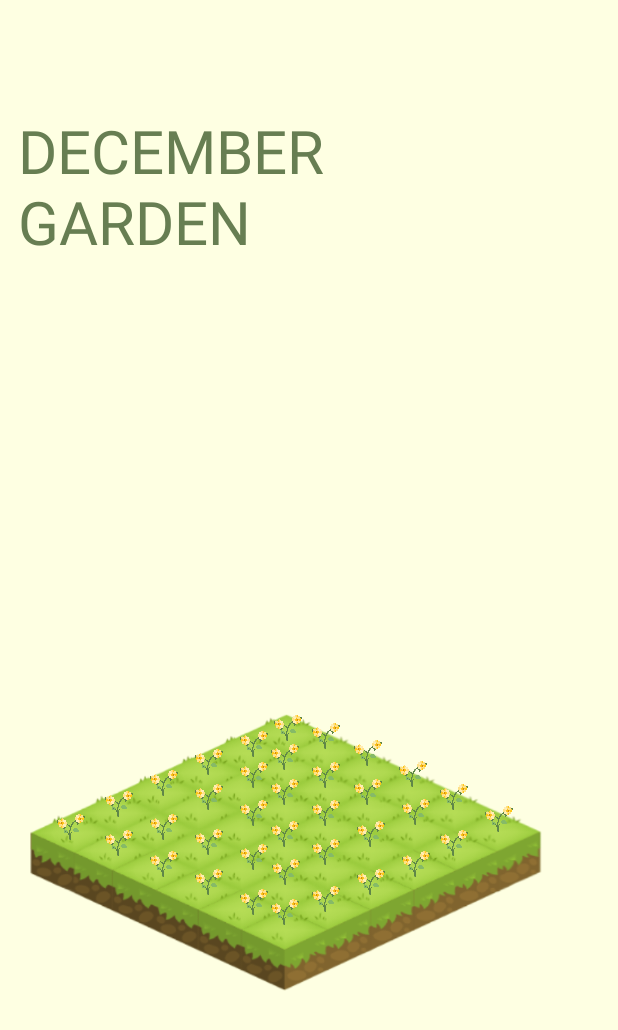
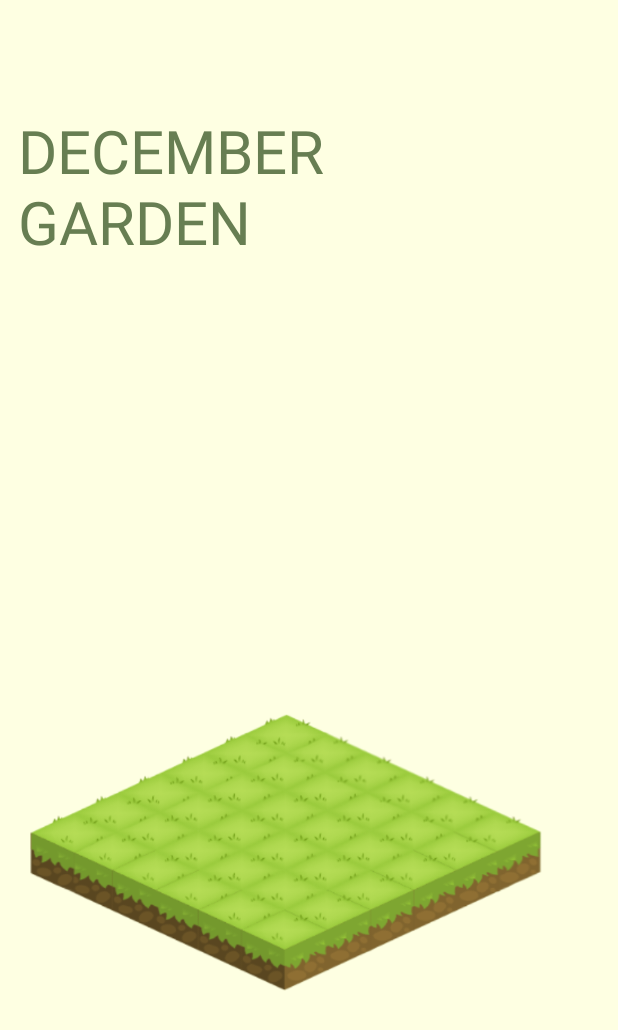
Before and after one commit to davidshi1997/Grow, an Android app: the GardenActivity screen opened directly, with no data from a screen before it, on a phone screen of 412 x 824 dp. Shown: the top 1030 px of the screen. Run offline under Robolectric (Android 15) with nearby library versions, the phone set to English and light mode, and no system bars; Roboto replaces fonts that are not available here.

Commit message:
Fixed spacing, changed images to blank

```diff
--- a/app/src/main/res/layout/activity_garden.xml
+++ b/app/src/main/res/layout/activity_garden.xml
@@ -47,24 +47,24 @@
             android:layout_alignTop="@+id/v_seed"
             android:layout_marginStart="25dp"
             android:layout_marginTop="75dp"
-            app:srcCompat="@drawable/ic_phase5" />
+            app:srcCompat="@drawable/ic_blank" />
 
         <ImageView
             android:id="@+id/space2"
             android:layout_width="20dp"
             android:layout_height="20dp"
             android:layout_above="@+id/space21"
-            android:layout_alignStart="@+id/space14"
-            app:srcCompat="@drawable/ic_phase5" />
+            android:layout_alignStart="@+id/space7"
+            app:srcCompat="@drawable/ic_blank" />
 
         <ImageView
-            android:id="@+id/space14"
+            android:id="@+id/space7"
             android:layout_width="20dp"
             android:layout_height="20dp"
             android:layout_below="@+id/space15"
             android:layout_marginStart="12dp"
             android:layout_toEndOf="@+id/space1"
-            app:srcCompat="@drawable/ic_phase5" />
+            app:srcCompat="@drawable/ic_blank" />
 
         <ImageView
             android:id="@+id/space3"
@@ -74,7 +74,7 @@
             android:layout_marginBottom="14dp"
             android:layout_marginStart="10dp"
             android:layout_toEndOf="@+id/space2"
-            app:srcCompat="@drawable/ic_phase5" />
+            app:srcCompat="@drawable/ic_blank" />
 
         <ImageView
             android:id="@+id/space8"
@@ -82,7 +82,7 @@
             android:layout_height="20dp"
             android:layout_alignStart="@+id/space3"
             android:layout_alignTop="@+id/space1"
-            app:srcCompat="@drawable/ic_phase5" />
+            app:srcCompat="@drawable/ic_blank" />
 
         <ImageView
             android:id="@+id/space4"
@@ -92,7 +92,7 @@
             android:layout_marginBottom="14dp"
             android:layout_marginStart="10dp"
             android:layout_toEndOf="@+id/space3"
-            app:srcCompat="@drawable/ic_phase5" />
+            app:srcCompat="@drawable/ic_blank" />
 
         <ImageView
             android:id="@+id/space5"
@@ -102,7 +102,7 @@
             android:layout_marginBottom="12dp"
             android:layout_marginStart="10dp"
             android:layout_toEndOf="@+id/space4"
-            app:srcCompat="@drawable/ic_phase5" />
+            app:srcCompat="@drawable/ic_blank" />
 
         <ImageView
             android:id="@+id/space6"
@@ -111,24 +111,24 @@
             android:layout_above="@+id/space5"
             android:layout_centerHorizontal="true"
             android:layout_marginBottom="-9dp"
-            app:srcCompat="@drawable/ic_phase5" />
+            app:srcCompat="@drawable/ic_blank" />
 
 
         <ImageView
             android:id="@+id/space9"
             android:layout_width="20dp"
             android:layout_height="20dp"
+            android:layout_above="@+id/space21"
             android:layout_alignStart="@+id/space4"
-            android:layout_alignTop="@+id/space30"
-            app:srcCompat="@drawable/ic_phase5" />
+            app:srcCompat="@drawable/ic_blank" />
 
         <ImageView
-            android:id="@+id/space37"
+            android:id="@+id/space14"
             android:layout_width="20dp"
             android:layout_height="20dp"
             android:layout_alignStart="@+id/space19"
-            android:layout_below="@+id/space29"
-            app:srcCompat="@drawable/ic_phase5" />
+            android:layout_below="@+id/space15"
+            app:srcCompat="@drawable/ic_blank" />
 
         <ImageView
             android:id="@+id/space10"
@@ -136,7 +136,7 @@
             android:layout_height="20dp"
             android:layout_alignStart="@+id/space5"
             android:layout_alignTop="@+id/space17"
-            app:srcCompat="@drawable/ic_phase5" />
+            app:srcCompat="@drawable/ic_blank" />
 
 
         <ImageView
@@ -147,7 +147,7 @@
             android:layout_alignTop="@+id/space4"
             android:layout_marginStart="-2dp"
             android:layout_marginTop="-3dp"
-            app:srcCompat="@drawable/ic_phase5" />
+            app:srcCompat="@drawable/ic_blank" />
 
 
         <ImageView
@@ -158,7 +158,7 @@
             android:layout_marginStart="5dp"
             android:layout_marginTop="-5dp"
             android:layout_toEndOf="@+id/space6"
-            app:srcCompat="@drawable/ic_phase5" />
+            app:srcCompat="@drawable/ic_blank" />
 
 
         <ImageView
@@ -167,15 +167,15 @@
             android:layout_height="20dp"
             android:layout_alignStart="@+id/space8"
             android:layout_below="@+id/space21"
-            app:srcCompat="@drawable/ic_phase5" />
+            app:srcCompat="@drawable/ic_blank" />
 
         <ImageView
             android:id="@+id/space15"
             android:layout_width="20dp"
             android:layout_height="20dp"
-            android:layout_alignStart="@+id/space5"
-            android:layout_alignTop="@+id/space22"
-            app:srcCompat="@drawable/ic_phase5" />
+            android:layout_alignStart="@+id/space10"
+            android:layout_below="@+id/space4"
+            app:srcCompat="@drawable/ic_blank" />
 
         <ImageView
             android:id="@+id/space16"
@@ -183,7 +183,7 @@
             android:layout_height="20dp"
             android:layout_alignStart="@+id/space11"
             android:layout_below="@+id/space5"
-            app:srcCompat="@drawable/ic_phase5" />
+            app:srcCompat="@drawable/ic_blank" />
 
         <ImageView
             android:id="@+id/space17"
@@ -192,7 +192,7 @@
             android:layout_above="@+id/space15"
             android:layout_alignStart="@+id/space12"
             android:layout_marginBottom="5dp"
-            app:srcCompat="@drawable/ic_phase5" />
+            app:srcCompat="@drawable/ic_blank" />
 
         <ImageView
             android:id="@+id/space18"
@@ -200,7 +200,7 @@
             android:layout_height="20dp"
             android:layout_above="@+id/space3"
             android:layout_alignStart="@+id/space23"
-            app:srcCompat="@drawable/ic_phase5" />
+            app:srcCompat="@drawable/ic_blank" />
 
         <ImageView
             android:id="@+id/space19"
@@ -208,7 +208,7 @@
             android:layout_height="20dp"
             android:layout_alignStart="@+id/space4"
             android:layout_alignTop="@+id/space33"
-            app:srcCompat="@drawable/ic_phase5" />
+            app:srcCompat="@drawable/ic_blank" />
 
         <ImageView
             android:id="@+id/space20"
@@ -216,7 +216,7 @@
             android:layout_height="20dp"
             android:layout_alignStart="@+id/space15"
             android:layout_below="@+id/space1"
-            app:srcCompat="@drawable/ic_phase5" />
+            app:srcCompat="@drawable/ic_blank" />
 
         <ImageView
             android:id="@+id/space21"
@@ -224,7 +224,7 @@
             android:layout_height="20dp"
             android:layout_alignStart="@+id/space16"
             android:layout_alignTop="@+id/space28"
-            app:srcCompat="@drawable/ic_phase5" />
+            app:srcCompat="@drawable/ic_blank" />
 
         <ImageView
             android:id="@+id/space22"
@@ -232,7 +232,7 @@
             android:layout_height="20dp"
             android:layout_alignStart="@+id/space17"
             android:layout_below="@+id/space4"
-            app:srcCompat="@drawable/ic_phase5" />
+            app:srcCompat="@drawable/ic_blank" />
 
         <ImageView
             android:id="@+id/space23"
@@ -241,7 +241,7 @@
             android:layout_alignStart="@+id/space11"
             android:layout_below="@+id/space5"
             android:layout_marginStart="55dp"
-            app:srcCompat="@drawable/ic_phase5" />
+            app:srcCompat="@drawable/ic_blank" />
 
         <ImageView
             android:id="@+id/space24"
@@ -251,7 +251,7 @@
             android:layout_below="@+id/space5"
             android:layout_marginStart="85dp"
             android:layout_marginTop="-12dp"
-            app:srcCompat="@drawable/ic_phase5" />
+            app:srcCompat="@drawable/ic_blank" />
 
         <ImageView
             android:id="@+id/space25"
@@ -259,7 +259,7 @@
             android:layout_height="20dp"
             android:layout_alignStart="@+id/space20"
             android:layout_below="@+id/space26"
-            app:srcCompat="@drawable/ic_phase5" />
+            app:srcCompat="@drawable/ic_blank" />
 
 
         <ImageView
@@ -270,7 +270,7 @@
             android:layout_marginStart="123dp"
             android:layout_marginTop="10dp"
             android:layout_toEndOf="@+id/space1"
-            app:srcCompat="@drawable/ic_phase5" />
+            app:srcCompat="@drawable/ic_blank" />
 
 
         <ImageView
@@ -281,7 +281,7 @@
             android:layout_marginStart="150dp"
             android:layout_marginTop="-3dp"
             android:layout_toEndOf="@+id/space1"
-            app:srcCompat="@drawable/ic_phase5" />
+            app:srcCompat="@drawable/ic_blank" />
 
 
         <ImageView
@@ -292,18 +292,16 @@
             android:layout_marginStart="180dp"
             android:layout_marginTop="-15dp"
             android:layout_toEndOf="@+id/space1"
-            app:srcCompat="@drawable/ic_phase5" />
+            app:srcCompat="@drawable/ic_blank" />
 
 
         <ImageView
             android:id="@+id/space29"
             android:layout_width="20dp"
             android:layout_height="20dp"
-            android:layout_below="@+id/space1"
-            android:layout_marginStart="210dp"
-            android:layout_marginTop="-30dp"
-            android:layout_toEndOf="@+id/space1"
-            app:srcCompat="@drawable/ic_phase5" />
+            android:layout_alignStart="@+id/space24"
+            android:layout_alignTop="@+id/space36"
+            app:srcCompat="@drawable/ic_blank" />
 
 
         <ImageView
@@ -314,7 +312,7 @@
             android:layout_marginStart="235dp"
             android:layout_marginTop="-40dp"
             android:layout_toEndOf="@+id/space1"
-            app:srcCompat="@drawable/ic_phase5" />
+            app:srcCompat="@drawable/ic_blank" />
 
 
         <ImageView
@@ -323,7 +321,7 @@
             android:layout_height="20dp"
             android:layout_alignStart="@+id/space21"
             android:layout_below="@+id/space19"
-            app:srcCompat="@drawable/ic_phase5" />
+            app:srcCompat="@drawable/ic_blank" />
 
         <ImageView
             android:id="@+id/space32"
@@ -333,7 +331,7 @@
             android:layout_marginStart="150dp"
             android:layout_marginTop="28dp"
             android:layout_toEndOf="@+id/space1"
-            app:srcCompat="@drawable/ic_phase5" />
+            app:srcCompat="@drawable/ic_blank" />
 
         <ImageView
             android:id="@+id/space33"
@@ -341,7 +339,7 @@
             android:layout_height="20dp"
             android:layout_alignStart="@+id/space28"
             android:layout_below="@+id/space27"
-            app:srcCompat="@drawable/ic_phase5" />
+            app:srcCompat="@drawable/ic_blank" />
 
         <ImageView
             android:id="@+id/space34"
@@ -349,7 +347,7 @@
             android:layout_height="20dp"
             android:layout_alignStart="@+id/space29"
             android:layout_below="@+id/space28"
-            app:srcCompat="@drawable/ic_phase5" />
+            app:srcCompat="@drawable/ic_blank" />
 
         <ImageView
             android:id="@+id/space35"
@@ -357,7 +355,7 @@
             android:layout_height="20dp"
             android:layout_alignStart="@+id/space30"
             android:layout_below="@+id/space22"
-            app:srcCompat="@drawable/ic_phase5" />
+            app:srcCompat="@drawable/ic_blank" />
 
         <ImageView
             android:id="@+id/space36"
@@ -367,6 +365,6 @@
             android:layout_marginStart="265dp"
             android:layout_marginTop="-25dp"
             android:layout_toEndOf="@+id/space1"
-            app:srcCompat="@drawable/ic_phase5" />
+            app:srcCompat="@drawable/ic_blank" />
     </RelativeLayout>
 </android.support.constraint.ConstraintLayout>
```
